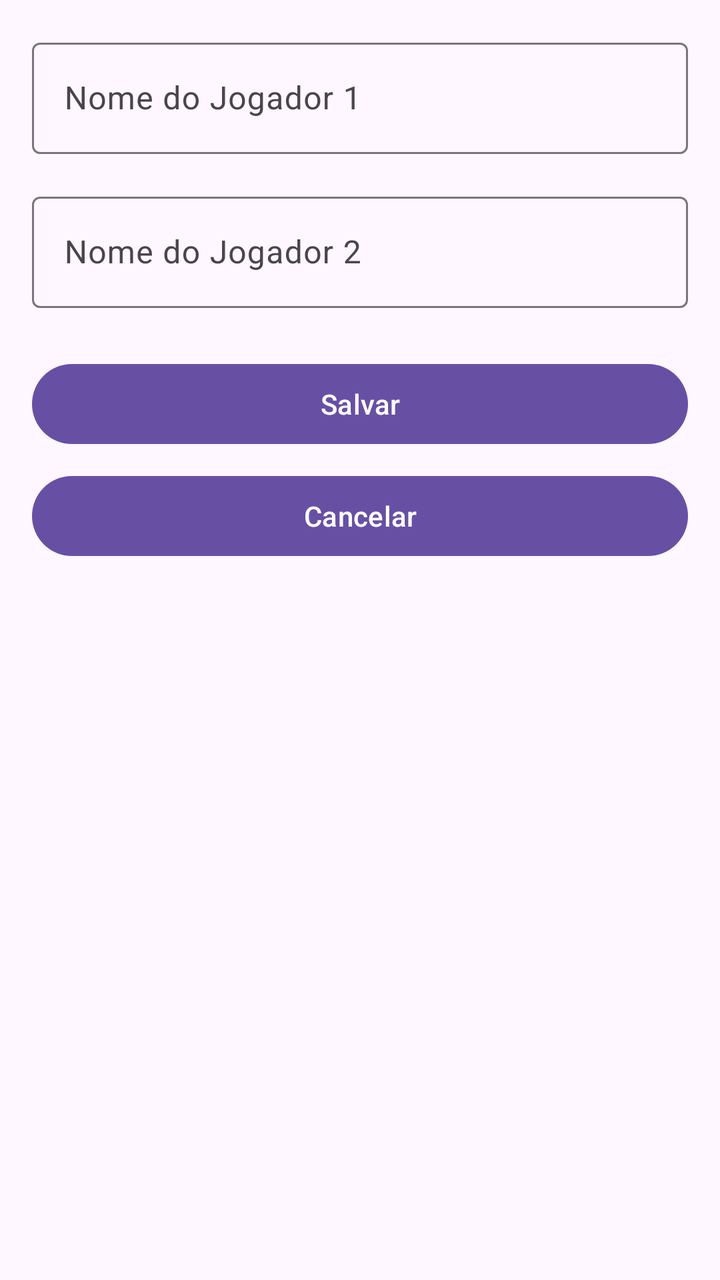
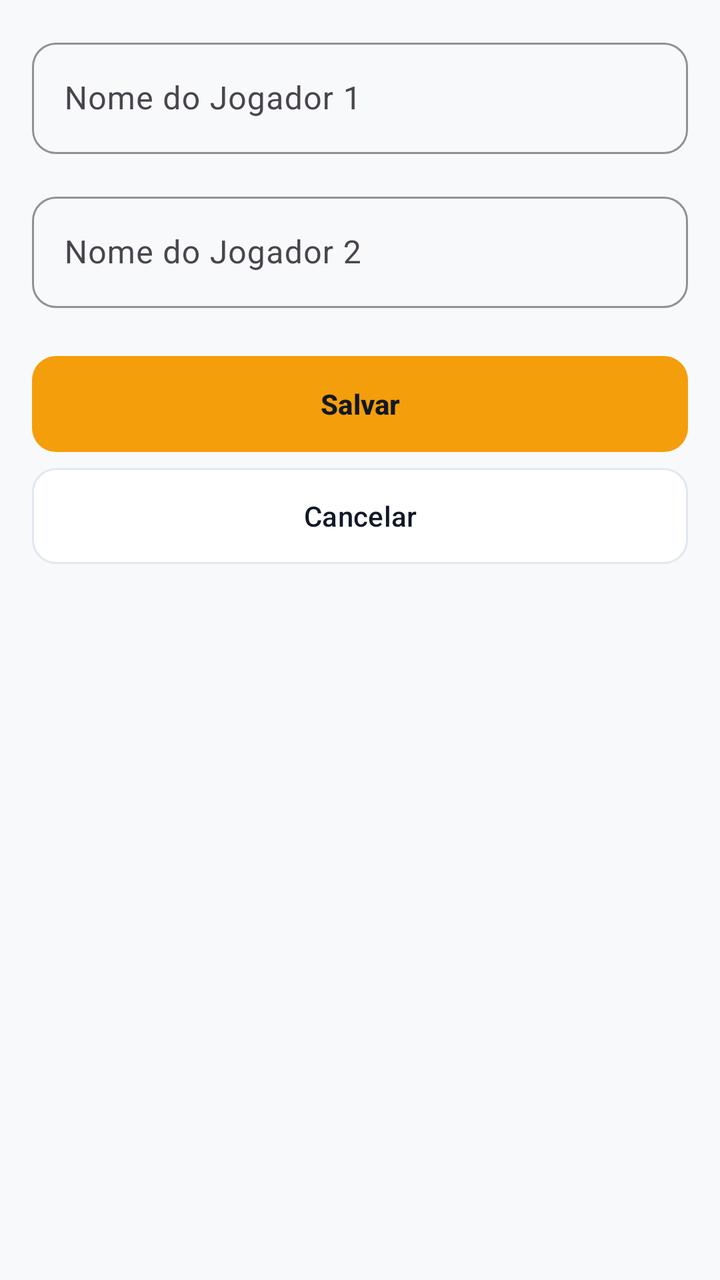

Compare the two renders of this Android layout. The source of the first and the diff that turns it into the second are given below.
<!-- AndroidManifest.xml: application theme Theme.Trucometro -->
<!-- res/layout/activity_nomes.xml -->
<?xml version="1.0" encoding="utf-8"?>
<LinearLayout xmlns:android="http://schemas.android.com/apk/res/android"
    android:id="@+id/nomesRoot"
    android:layout_width="match_parent"
    android:layout_height="match_parent"
    android:orientation="vertical"
    android:padding="16dp">

    <com.google.android.material.textfield.TextInputLayout
        android:layout_width="match_parent"
        android:layout_height="wrap_content"
        android:hint="@string/hint_nome_j1">

        <com.google.android.material.textfield.TextInputEditText
            android:id="@+id/etNomeJ1"
            android:layout_width="match_parent"
            android:layout_height="wrap_content"
            android:imeOptions="actionNext"
            android:inputType="textPersonName|textCapWords"
            android:maxLength="20"
            android:singleLine="true" />
    </com.google.android.material.textfield.TextInputLayout>

    <com.google.android.material.textfield.TextInputLayout
        android:layout_width="match_parent"
        android:layout_height="wrap_content"
        android:layout_marginTop="16dp"
        android:hint="@string/hint_nome_j2">

        <com.google.android.material.textfield.TextInputEditText
            android:id="@+id/etNomeJ2"
            android:layout_width="match_parent"
            android:layout_height="wrap_content"
            android:imeOptions="actionDone"
            android:inputType="textPersonName|textCapWords"
            android:maxLength="20"
            android:singleLine="true" />
    </com.google.android.material.textfield.TextInputLayout>

    <Button
        android:id="@+id/btnSalvarNomes"
        android:layout_width="match_parent"
        android:layout_height="wrap_content"
        android:layout_marginTop="24dp"
        android:text="@string/btn_salvar" />

    <Button
        android:id="@+id/btnCancelarNomes"
        android:layout_width="match_parent"
        android:layout_height="wrap_content"
        android:layout_marginTop="8dp"
        android:text="@string/btn_cancelar" />
</LinearLayout>
<!-- resources referenced by this layout -->
<resources>
  <string name="btn_cancelar">Cancelar</string>
  <string name="btn_salvar">Salvar</string>
  <string name="hint_nome_j1">Nome do Jogador 1</string>
  <string name="hint_nome_j2">Nome do Jogador 2</string>
  <style name="Theme.Trucometro" parent="Base.Theme.Trucometro" />
  <style name="Base.Theme.Trucometro" parent="Theme.Material3.DayNight.NoActionBar">
          
          
      </style>
</resources>

<!-- the commit's change to res/layout/activity_nomes.xml (unified diff, before → after) -->
@@ -7,6 +7,7 @@
     android:padding="16dp">
 
     <com.google.android.material.textfield.TextInputLayout
+        style="@style/Widget.Trucometro.TextInputLayout"
         android:layout_width="match_parent"
         android:layout_height="wrap_content"
         android:hint="@string/hint_nome_j1">
@@ -22,6 +23,7 @@
     </com.google.android.material.textfield.TextInputLayout>
 
     <com.google.android.material.textfield.TextInputLayout
+        style="@style/Widget.Trucometro.TextInputLayout"
         android:layout_width="match_parent"
         android:layout_height="wrap_content"
         android:layout_marginTop="16dp"
@@ -37,15 +39,17 @@
             android:singleLine="true" />
     </com.google.android.material.textfield.TextInputLayout>
 
-    <Button
+    <com.google.android.material.button.MaterialButton
         android:id="@+id/btnSalvarNomes"
+        style="@style/Widget.Trucometro.Button.Confirmar"
         android:layout_width="match_parent"
         android:layout_height="wrap_content"
         android:layout_marginTop="24dp"
         android:text="@string/btn_salvar" />
 
-    <Button
+    <com.google.android.material.button.MaterialButton
         android:id="@+id/btnCancelarNomes"
+        style="@style/Widget.Trucometro.Button.Secundario"
         android:layout_width="match_parent"
         android:layout_height="wrap_content"
         android:layout_marginTop="8dp"
<!-- resource entries referenced after the edit -->
@@ -4,10 +4,73 @@
   <string name="btn_salvar">Salvar</string>
   <string name="hint_nome_j1">Nome do Jogador 1</string>
   <string name="hint_nome_j2">Nome do Jogador 2</string>
-  <style name="Theme.Trucometro" parent="Base.Theme.Trucometro" />
-  <style name="Base.Theme.Trucometro" parent="Theme.Material3.DayNight.NoActionBar">
+  <style name="Widget.Trucometro.Button.Confirmar" parent="Widget.Trucometro.Button">
+          <item name="backgroundTint">@color/eles_accent</item>
+          <item name="android:textColor">@color/text_primary</item>
+          <item name="android:textStyle">bold</item>
+          <item name="iconTint">@color/text_primary</item>
+      </style>
+  <style name="Widget.Trucometro.Button.Secundario" parent="Widget.Material3.Button.OutlinedButton">
+          <item name="cornerRadius">12dp</item>
+          <item name="backgroundTint">@color/surface_card</item>
+          <item name="strokeColor">@color/stroke_subtle</item>
+          <item name="strokeWidth">1dp</item>
+          <item name="android:textColor">@color/text_primary</item>
+          <item name="android:insetTop">0dp</item>
+          <item name="android:insetBottom">0dp</item>
+      </style>
+  <style name="Widget.Trucometro.TextInputLayout" parent="Widget.Material3.TextInputLayout.OutlinedBox">
+          <item name="boxCornerRadiusTopStart">12dp</item>
+          <item name="boxCornerRadiusTopEnd">12dp</item>
+          <item name="boxCornerRadiusBottomStart">12dp</item>
+          <item name="boxCornerRadiusBottomEnd">12dp</item>
+          <item name="boxStrokeColor">@color/stroke_subtle</item>
+      </style>
+  <style name="Theme.Trucometro" parent="Theme.Material3.Light.NoActionBar">
           
+          <item name="colorPrimary">@color/nos_primary</item>
+          <item name="colorOnPrimary">@android:color/white</item>
+          <item name="android:windowBackground">@color/bg_screen</item>
+          <item name="android:statusBarColor">@color/surface_card</item>
+          <item name="android:windowLightStatusBar">true</item>
+  
           
+          <item name="shapeAppearanceCornerSmall">@style/Shape.Trucometro.Small</item>
+          <item name="shapeAppearanceCornerMedium">@style/Shape.Trucometro.Medium</item>
+          <item name="shapeAppearanceCornerLarge">@style/Shape.Trucometro.Large</item>
+  
+          
+          <item name="materialButtonStyle">@style/Widget.Trucometro.Button</item>
+          <item name="materialCardViewStyle">@style/Widget.Trucometro.Card</item>
+          <item name="textInputStyle">@style/Widget.Trucometro.TextInputLayout</item>
+      </style>
+  <style name="Widget.Trucometro.Button" parent="Widget.Material3.Button">
+          <item name="cornerRadius">12dp</item>
+          <item name="android:insetTop">0dp</item>
+          <item name="android:insetBottom">0dp</item>
+          <item name="android:textAllCaps">false</item>
+      </style>
+  <color name="eles_accent">#F59E0B</color>
+  <color name="text_primary">#111827</color>
+  <color name="surface_card">#FFFFFF</color>
+  <color name="stroke_subtle">#E2E8F0</color>
+  <color name="nos_primary">#046C4E</color>
+  <color name="bg_screen">#F8F9FA</color>
+  <style name="Shape.Trucometro.Small" parent="ShapeAppearance.Material3.Corner.Small">
+          <item name="cornerSize">12dp</item>
+      </style>
+  <style name="Shape.Trucometro.Medium" parent="ShapeAppearance.Material3.Corner.Medium">
+          <item name="cornerSize">16dp</item>
+      </style>
+  <style name="Shape.Trucometro.Large" parent="ShapeAppearance.Material3.Corner.Large">
+          <item name="cornerSize">20dp</item>
+      </style>
+  <style name="Widget.Trucometro.Card" parent="Widget.Material3.CardView.Outlined">
+          <item name="cardBackgroundColor">@color/surface_card</item>
+          <item name="cardCornerRadius">20dp</item>
+          <item name="strokeColor">@color/stroke_subtle</item>
+          <item name="strokeWidth">1dp</item>
+          <item name="cardElevation">0dp</item>
       </style>
 </resources>
 
